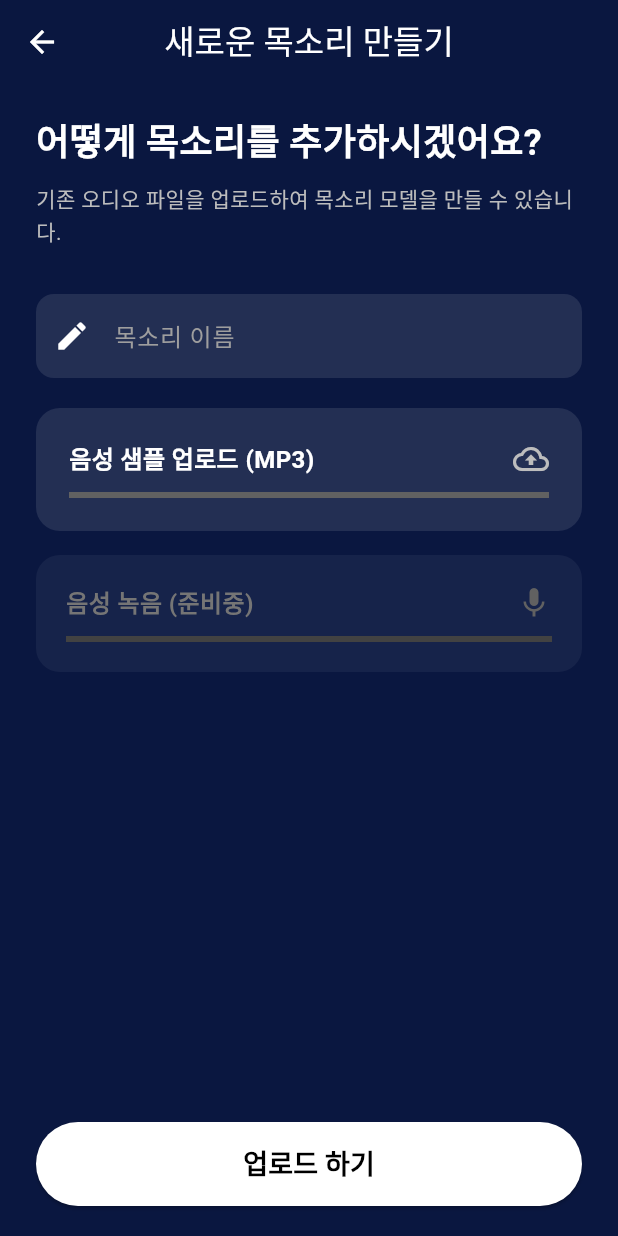
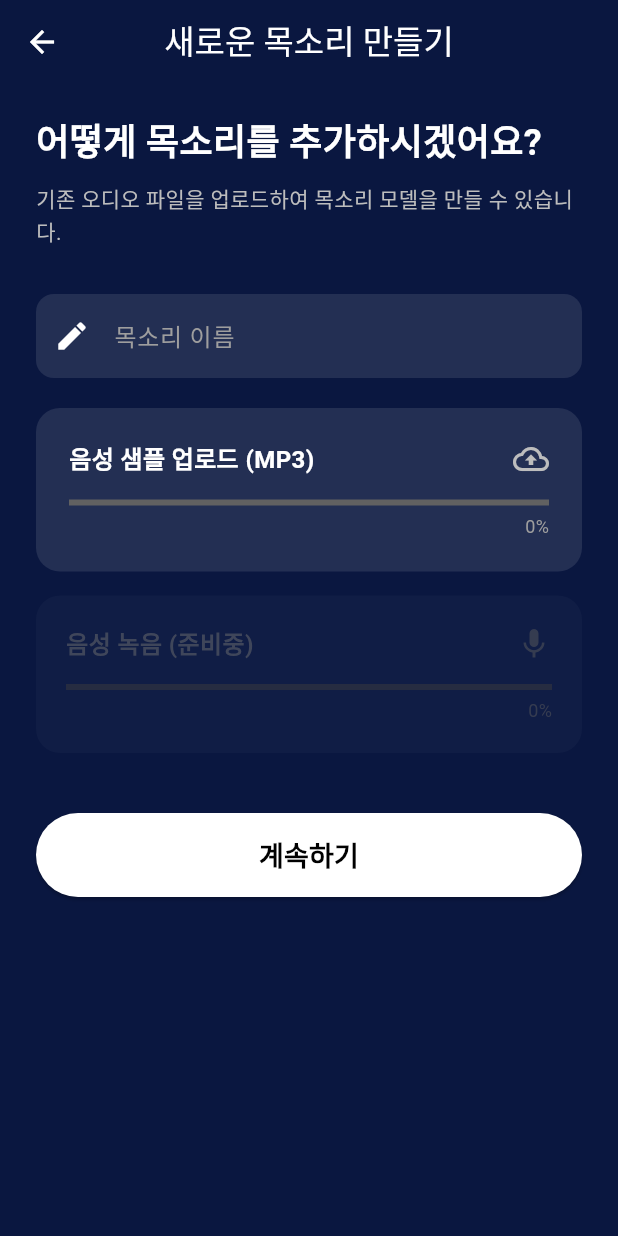
Before and after one commit to 25-2-fall-capstonedesign2/frontend, a Flutter app: the UploadVoiceScreen screen opened directly, after a tap on "음성 샘플 업로드 (MP3)", on a phone screen of 412 x 824 dp. Run offline on Flutter 3.47's test engine with Material 3 defaults, Android fonts, the phone set to English and light mode, and no system bars; our stand-ins replace file_picker, just_audio, shared_preferences; missing offline and left inert: record, window_manager; accounts and stored records are empty.

Commit message:
[FEAT] 음성 파일 업로드 기능 구현

```diff
--- a/lib/screens/upload_voice_screen.dart
+++ b/lib/screens/upload_voice_screen.dart
@@ -1,9 +1,9 @@
 // lib/screens/upload_voice_screen.dart
 
-import 'dart:io';
+import 'dart:io'; // 파일 처리를 위해 필요
 import 'package:anycall/api_service.dart';
 import 'package:anycall/screens/home_screen.dart';
-import 'package:file_picker/file_picker.dart';
+import 'package:file_picker/file_picker.dart'; // 파일 선택 패키지
 import 'package:flutter/material.dart';
 
 class UploadVoiceScreen extends StatefulWidget {
@@ -15,8 +15,13 @@ class UploadVoiceScreen extends StatefulWidget {
 
 class _UploadVoiceScreenState extends State<UploadVoiceScreen> {
   final TextEditingController _nameController = TextEditingController();
-  File? _selectedFile; // 선택된 파일
-  bool _isUploading = false; // 업로드 중 상태
+
+  // 선택된 파일 정보를 저장할 변수
+  File? _selectedFile;
+  String? _fileName;
+
+  // 업로드 진행 상태
+  bool _isUploading = false;
 
   @override
   void dispose() {
@@ -24,70 +29,74 @@ class _UploadVoiceScreenState extends State<UploadVoiceScreen> {
     super.dispose();
   }
 
-  // 파일 선택 함수
+  // 1. [파일 선택 기능] 구름 버튼 클릭 시 실행
   Future<void> _pickFile() async {
+    // 파일 선택기 실행
     FilePickerResult? result = await FilePicker.platform.pickFiles(
       type: FileType.custom,
-      allowedExtensions: ['mp3'], // MP3만 허용
+      allowedExtensions: ['mp3'], // MP3 파일만 허용
     );
 
     if (result != null) {
+      // 파일을 선택했을 경우 상태 업데이트
       setState(() {
         _selectedFile = File(result.files.single.path!);
+        _fileName = result.files.single.name;
       });
+    } else {
+      // 사용자가 취소한 경우
+      print("파일 선택 취소");
     }
   }
 
-  // 업로드 실행 함수
+  // 2. [업로드 기능] 계속하기 버튼 클릭 시 실행
   Future<void> _handleUpload() async {
     final name = _nameController.text.trim();
+
+    // 유효성 검사
     if (name.isEmpty) {
       ScaffoldMessenger.of(context).showSnackBar(const SnackBar(content: Text('목소리 이름을 입력해주세요.')));
       return;
     }
     if (_selectedFile == null) {
-      ScaffoldMessenger.of(context).showSnackBar(const SnackBar(content: Text('음성 파일을 선택해주세요.')));
+      ScaffoldMessenger.of(context).showSnackBar(const SnackBar(content: Text('음성 파일(MP3)을 업로드해주세요.')));
       return;
     }
 
     setState(() { _isUploading = true; });
 
-    // API 호출
+    // 백엔드로 전송 (api_service.dart의 uploadVoiceProfile 함수 호출)
     bool success = await ApiService.uploadVoiceProfile(name, _selectedFile!);
 
     setState(() { _isUploading = false; });
 
-    if (mounted) {
+    if (!mounted) return;
+
     if (success) {
-        ScaffoldMessenger.of(context).showSnackBar(const SnackBar(content: Text('목소리가 추가되었습니다!')));
-        // 홈 화면으로 이동 (목록 갱신을 위해 모든 스택 지우고 이동하거나, pop 후 refresh)
+      // 성공 시 홈 화면으로 이동 (스택 비우기)
+      ScaffoldMessenger.of(context).showSnackBar(const SnackBar(content: Text('목소리가 성공적으로 등록되었습니다!')));
       Navigator.of(context).pushAndRemoveUntil(
         MaterialPageRoute(builder: (context) => const HomeScreen()),
             (route) => false,
       );
     } else {
-        ScaffoldMessenger.of(context).showSnackBar(const SnackBar(content: Text('업로드에 실패했습니다.')));
-      }
+      ScaffoldMessenger.of(context).showSnackBar(const SnackBar(content: Text('업로드 실패. 다시 시도해주세요.')));
     }
   }
 
   @override
   Widget build(BuildContext context) {
     return Scaffold(
-      backgroundColor: const Color(0xFF0A1740), // 요청하신 배경색
+      backgroundColor: const Color(0xFF0A1740),
       appBar: AppBar(
         title: const Text('새로운 목소리 만들기'),
         backgroundColor: Colors.transparent,
         elevation: 0,
         foregroundColor: Colors.white,
         centerTitle: true,
-        // 뒤로가기 버튼은 기본적으로 생성되지만, 명시적으로 홈으로 가고 싶다면 아래 주석 해제
-        // leading: IconButton(
-        //   icon: const Icon(Icons.arrow_back),
-        //   onPressed: () => Navigator.of(context).pop(),
-        // ),
       ),
       body: SafeArea(
+        child: SingleChildScrollView( // 키보드 올라옴 방지
           child: Padding(
             padding: const EdgeInsets.symmetric(horizontal: 24.0),
             child: Column(
@@ -110,7 +119,7 @@ class _UploadVoiceScreenState extends State<UploadVoiceScreen> {
                   controller: _nameController,
                   style: const TextStyle(color: Colors.white),
                   decoration: InputDecoration(
-                  labelText: '목소리 이름',
+                    labelText: '목소리 이름', // 예: 홍길동
                     labelStyle: const TextStyle(color: Colors.grey),
                     filled: true,
                     fillColor: Colors.white.withOpacity(0.1),
@@ -123,16 +132,20 @@ class _UploadVoiceScreenState extends State<UploadVoiceScreen> {
                 ),
                 const SizedBox(height: 20),
 
-              // 2. 파일 업로드 카드 (선택됨 표시)
+                // 2. [핵심] 파일 업로드 영역 (클릭 가능하도록 GestureDetector 사용)
                 GestureDetector(
-                onTap: _pickFile,
+                  onTap: _pickFile, // 클릭 시 파일 선택창 열기
                   child: Container(
                     width: double.infinity,
                     padding: const EdgeInsets.all(20),
                     decoration: BoxDecoration(
-                    color: _selectedFile != null ? Colors.blue.withOpacity(0.2) : Colors.white.withOpacity(0.1),
+                      // 파일이 선택되면 배경색을 약간 다르게 표시
+                      color: _selectedFile != null
+                          ? Colors.blue.withOpacity(0.2)
+                          : Colors.white.withOpacity(0.1),
                       borderRadius: BorderRadius.circular(16),
                       border: Border.all(
+                        // 파일이 선택되면 파란 테두리
                         color: _selectedFile != null ? Colors.blue : Colors.transparent,
                         width: 2,
                       ),
@@ -146,23 +159,53 @@ class _UploadVoiceScreenState extends State<UploadVoiceScreen> {
                               '음성 샘플 업로드 (MP3)',
                               style: TextStyle(fontSize: 16, fontWeight: FontWeight.bold, color: Colors.white),
                             ),
-                          Icon(Icons.cloud_upload_outlined, color: Colors.grey[400]),
+                            // 파일 선택 여부에 따라 아이콘 변경
+                            Icon(
+                                _selectedFile != null ? Icons.check_circle : Icons.cloud_upload_outlined,
+                                color: _selectedFile != null ? Colors.blue : Colors.grey[400]
+                            ),
                           ],
                         ),
-                      const SizedBox(height: 10),
-                      // 파일 선택 시 파일명 표시
-                      if (_selectedFile != null)
-                        Text(
-                          "선택된 파일: ${_selectedFile!.path.split('/').last}",
-                          style: const TextStyle(color: Colors.greenAccent),
+                        const SizedBox(height: 15),
+
+                        // 파일 선택 상태 표기
+                        if (_selectedFile != null) ...[
+                          Row(
+                            children: [
+                              const Icon(Icons.audio_file, color: Colors.white70, size: 20),
+                              const SizedBox(width: 8),
+                              Expanded(
+                                child: Text(
+                                  _fileName ?? "선택된 파일",
+                                  style: const TextStyle(color: Colors.white, fontSize: 14),
+                                  overflow: TextOverflow.ellipsis,
+                                ),
+                              ),
+                            ],
+                          ),
+                          const SizedBox(height: 5),
+                          const LinearProgressIndicator( // 파일 선택됨 표시 (100%)
+                            value: 1.0,
+                            backgroundColor: Colors.grey,
+                            valueColor: AlwaysStoppedAnimation<Color>(Colors.blue),
+                          ),
+                          const SizedBox(height: 5),
+                          const Align(
+                            alignment: Alignment.centerRight,
+                            child: Text("준비 완료", style: TextStyle(color: Colors.blue, fontSize: 12)),
                           )
-                      else
-                      // 프로그레스 바 디자인 (장식용)
+                        ] else ...[
+                          // 파일 선택 전 (빈 프로그레스 바)
                           LinearProgressIndicator(
                             value: 0,
                             backgroundColor: Colors.grey[700],
-                          valueColor: const AlwaysStoppedAnimation<Color>(Colors.blue),
                           ),
+                          const SizedBox(height: 5),
+                          Align(
+                            alignment: Alignment.centerRight,
+                            child: Text("0%", style: TextStyle(color: Colors.grey[500], fontSize: 12)),
+                          )
+                        ],
                       ],
                     ),
                   ),
@@ -170,12 +213,14 @@ class _UploadVoiceScreenState extends State<UploadVoiceScreen> {
 
                 const SizedBox(height: 16),
 
-              // 3. 음성 녹음 카드 (기능 미구현 - 비활성화 느낌)
-              Container(
+                // 3. 음성 녹음 카드 (비활성화 상태 UI 유지)
+                Opacity( // 약간 흐리게 처리
+                  opacity: 0.5,
+                  child: Container(
                     width: double.infinity,
                     padding: const EdgeInsets.all(20),
                     decoration: BoxDecoration(
-                  color: Colors.white.withOpacity(0.05), // 더 어둡게 처리
+                      color: Colors.white.withOpacity(0.05),
                       borderRadius: BorderRadius.circular(16),
                     ),
                     child: Column(
@@ -190,38 +235,55 @@ class _UploadVoiceScreenState extends State<UploadVoiceScreen> {
                             Icon(Icons.mic, color: Colors.grey[700]),
                           ],
                         ),
-                    const SizedBox(height: 10),
+                        const SizedBox(height: 15),
                         LinearProgressIndicator(
                           value: 0,
                           backgroundColor: Colors.grey[800],
                         ),
+                        const SizedBox(height: 5),
+                        Align(
+                          alignment: Alignment.centerRight,
+                          child: Text("0%", style: TextStyle(color: Colors.grey[700], fontSize: 12)),
+                        )
                       ],
                     ),
                   ),
+                ),
 
-              const Spacer(),
+                const SizedBox(height: 40), // 하단 여백 확보
 
-              // 4. 하단 계속하기(업로드) 버튼
+                // 4. 업로드 버튼
                 SizedBox(
                   width: double.infinity,
                   height: 56,
                   child: ElevatedButton(
-                  onPressed: _isUploading ? null : _handleUpload,
+                    onPressed: _isUploading ? null : _handleUpload, // 업로드 중 클릭 방지
                     style: ElevatedButton.styleFrom(
                       backgroundColor: Colors.white,
-                    foregroundColor: Colors.black, // 텍스트 색상
+                      foregroundColor: Colors.black,
                       shape: RoundedRectangleBorder(borderRadius: BorderRadius.circular(28)),
                     ),
                     child: _isUploading
-                      ? const CircularProgressIndicator()
+                        ? const Row(
+                      mainAxisAlignment: MainAxisAlignment.center,
+                      children: [
+                        SizedBox(
+                          width: 20, height: 20,
+                          child: CircularProgressIndicator(color: Colors.black, strokeWidth: 2),
+                        ),
+                        SizedBox(width: 10),
+                        Text("업로드 중...", style: TextStyle(fontSize: 16)),
+                      ],
+                    )
                         : const Text(
-                    '업로드 하기',
+                      '계속하기', // 또는 '업로드 하기'
                       style: TextStyle(fontSize: 18, fontWeight: FontWeight.bold),
                     ),
                   ),
                 ),
-              const SizedBox(height: 20),
+                const SizedBox(height: 40),
               ],
+            ),
           ),
         ),
       ),
```
Also changed, not shown: 1 other file. Lines whose indentation alone changed are shown as unchanged.
